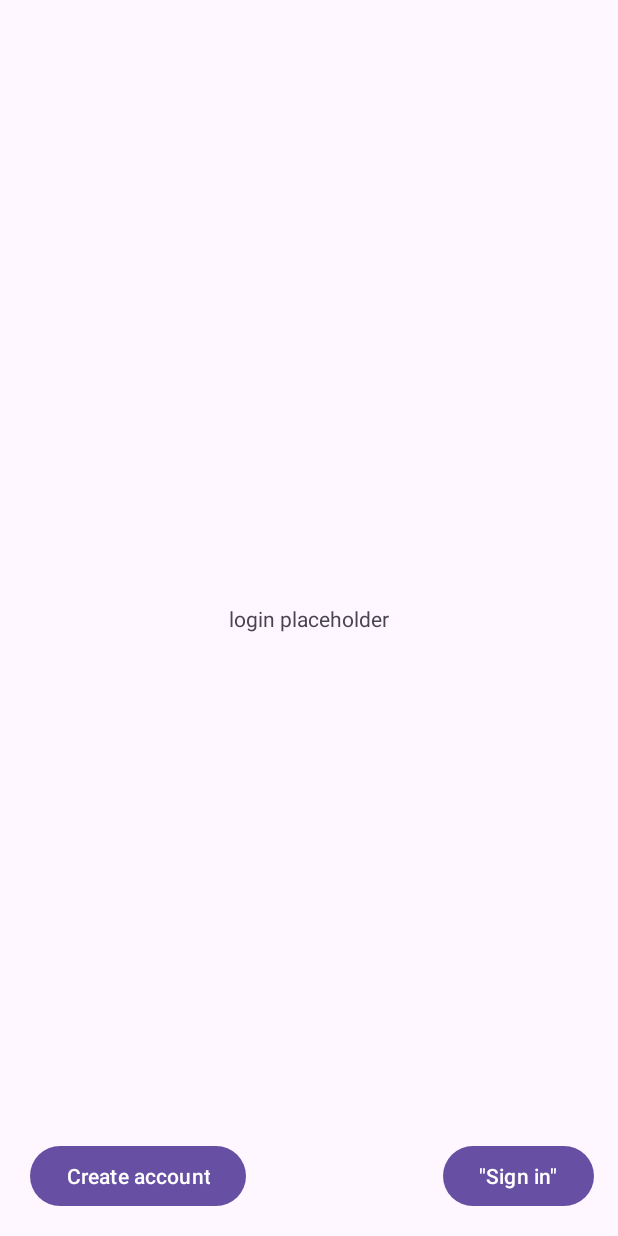
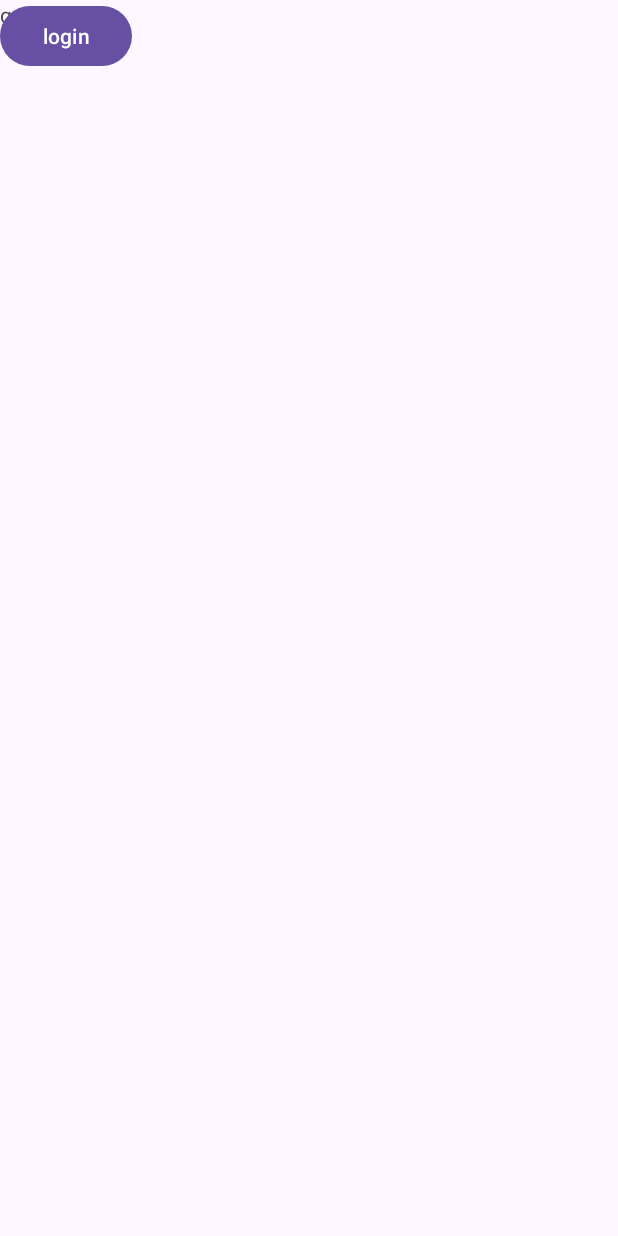
Before and after one commit to prithaxx/CodeLingo, an Android app: the screen it shows after launch (view_Login before the commit, GuestLogin after it), on a phone screen of 412 x 824 dp. Run offline under Robolectric (Android 15) with nearby library versions, the phone set to English and light mode, and no system bars.

Commit message:
Replaced Signup&login with guest login

```diff
--- a/app/src/main/AndroidManifest.xml
+++ b/app/src/main/AndroidManifest.xml
@@ -22,10 +22,7 @@
             android:name=".ui.cont_ChapterSummary"
             android:exported="false" />
         <activity
-            android:name=".ui.cont_Signup"
-            android:exported="false" />
-        <activity
-            android:name=".ui.view_Login"
+            android:name=".ui.GuestLogin"
             android:exported="true">
             <intent-filter>
                 <action android:name="android.intent.action.MAIN" />
--- a/app/src/main/java/CodeLinguists/codelingo/ui/cont_Signup.java
+++ b/app/src/main/java/CodeLinguists/codelingo/ui/GuestLogin.java
@@ -6,11 +6,19 @@ import android.os.Bundle;
 
 import CodeLinguists.codelingo.R;
 
-public class cont_Signup extends AppCompatActivity {
+public class GuestLogin extends AppCompatActivity {
 
     @Override
     protected void onCreate(Bundle savedInstanceState) {
         super.onCreate(savedInstanceState);
-        setContentView(R.layout.activity_signup);
+        setContentView(R.layout.activity_guest_login);
+    }
+
+    public void btnLoginOnClick(){
+        //TODO
+    }
+
+    private void login(String name) {
+        //TODO
     }
 }
--- a/app/src/main/java/CodeLinguists/codelingo/ui/view_Login.java
+++ /dev/null
@@ -1,35 +0,0 @@
-package CodeLinguists.codelingo.ui;
-
-import androidx.appcompat.app.AppCompatActivity;
-
-import android.content.Intent;
-import android.os.Bundle;
-import android.view.View;
-
-import CodeLinguists.codelingo.R;
-
-public class view_Login extends AppCompatActivity {
-
-    @Override
-    protected void onCreate(Bundle savedInstanceState) {
-        super.onCreate(savedInstanceState);
-        setContentView(R.layout.activity_login);
-    }
-
-    public void btnNavSignupClicked(View v) {
-        startSignupActivity();
-    }
-    public void btnLoginClicked(View v) {
-        login();
-    }
-
-    private void startSignupActivity() {
-        Intent intent = new Intent(this, cont_Signup.class);
-        this.startActivity(intent);
-    }
-    private void login() {
-        //TODO validate login
-        Intent intent = new Intent(this, cont_ChapterSummary.class);
-        startActivity(intent);
-    }
-}
--- /dev/null
+++ b/app/src/main/res/layout/activity_guest_login.xml
@@ -0,0 +1,25 @@
+<?xml version="1.0" encoding="utf-8"?>
+<androidx.constraintlayout.widget.ConstraintLayout xmlns:android="http://schemas.android.com/apk/res/android"
+    xmlns:app="http://schemas.android.com/apk/res-auto"
+    xmlns:tools="http://schemas.android.com/tools"
+    android:layout_width="match_parent"
+    android:layout_height="match_parent"
+    tools:context=".ui.GuestLogin">
+
+    <TextView
+        android:id="@+id/placeholder"
+        android:layout_width="wrap_content"
+        android:layout_height="wrap_content"
+        android:text="guest login"
+        tools:layout_editor_absoluteX="14dp"
+        tools:layout_editor_absoluteY="10dp" />
+
+    <Button
+        android:id="@+id/button"
+        android:layout_width="wrap_content"
+        android:layout_height="wrap_content"
+        android:onClick="btnLoginOnClick"
+        android:text="login"
+        tools:layout_editor_absoluteX="304dp"
+        tools:layout_editor_absoluteY="665dp" />
+</androidx.constraintlayout.widget.ConstraintLayout>
--- a/app/src/main/res/layout/activity_login.xml
+++ /dev/null
@@ -1,43 +0,0 @@
-<?xml version="1.0" encoding="utf-8"?>
-<androidx.constraintlayout.widget.ConstraintLayout xmlns:android="http://schemas.android.com/apk/res/android"
-    xmlns:app="http://schemas.android.com/apk/res-auto"
-    xmlns:tools="http://schemas.android.com/tools"
-    android:layout_width="match_parent"
-    android:layout_height="match_parent"
-    tools:context=".ui.view_Login">
-
-    <TextView
-        android:id="@+id/Placeholder"
-        android:layout_width="wrap_content"
-        android:layout_height="wrap_content"
-        android:onClick="btnNavSignupClicked"
-        android:text="login placeholder"
-        app:layout_constraintBottom_toBottomOf="parent"
-        app:layout_constraintEnd_toEndOf="parent"
-        app:layout_constraintHorizontal_bias="0.5"
-        app:layout_constraintStart_toStartOf="parent"
-        app:layout_constraintTop_toTopOf="parent"
-        app:layout_constraintVertical_bias="0.5" />
-
-    <Button
-        android:id="@+id/nav_chapter"
-        android:layout_width="wrap_content"
-        android:layout_height="wrap_content"
-        android:layout_marginEnd="16dp"
-        android:layout_marginBottom="16dp"
-        android:onClick="btnLoginClicked"
-        android:text="&quot;Sign in&quot;"
-        app:layout_constraintBottom_toBottomOf="parent"
-        app:layout_constraintEnd_toEndOf="parent" />
-
-    <Button
-        android:id="@+id/nav_signup"
-        android:layout_width="wrap_content"
-        android:layout_height="wrap_content"
-        android:layout_marginEnd="248dp"
-        android:layout_marginBottom="16dp"
-        android:onClick="btnNavSignupClicked"
-        android:text="Create account"
-        app:layout_constraintBottom_toBottomOf="parent"
-        app:layout_constraintEnd_toEndOf="parent" />
-</androidx.constraintlayout.widget.ConstraintLayout>
```
Also changed, not shown: app/src/main/res/layout/activity_signup.xml (deleted, +0 -16 lines).
